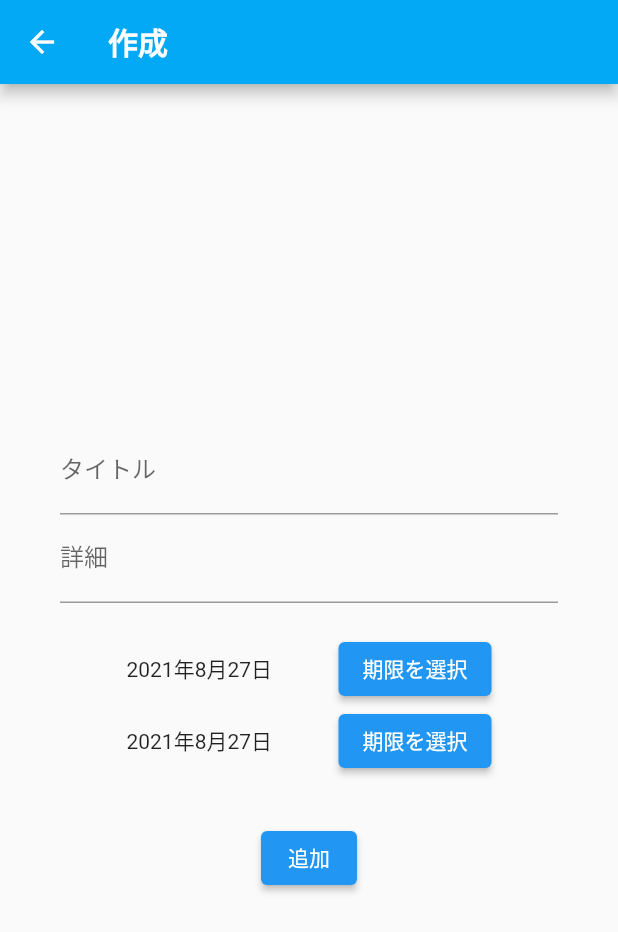
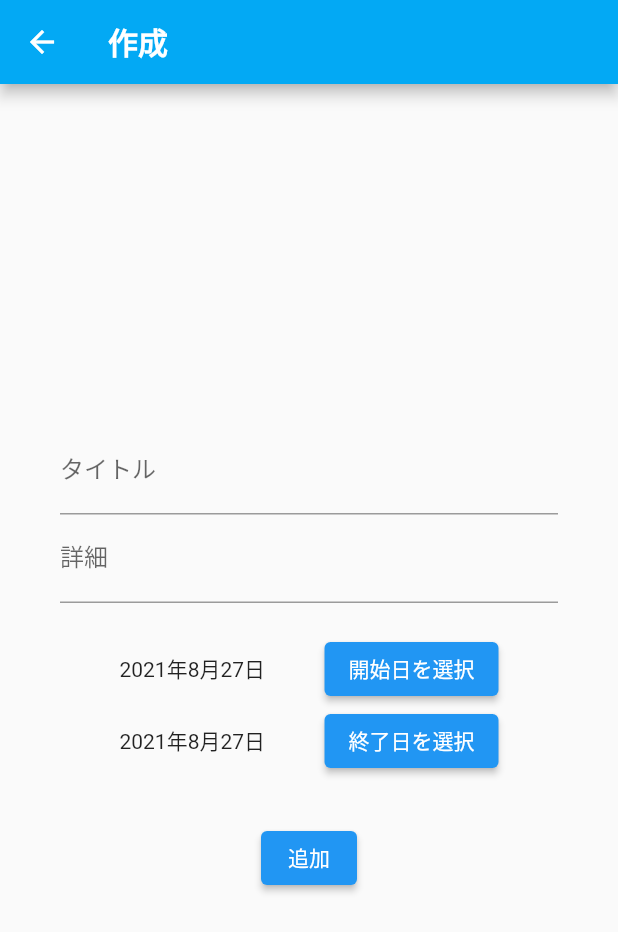
Before and after one commit to frappuccino2316/daisy, a Flutter app: the CreateEventPage screen opened directly, on a phone screen of 412 x 824 dp. Shown: the top 932 px of the screen. Run offline on Flutter 3.47's test engine with Material 2 defaults, Android fonts, the phone set to English and light mode, and no system bars; our stand-ins replace hive_flutter, table_calendar; accounts and stored records are empty.

Commit message:
文言を変更

```diff
--- a/lib/views/calendar/create_event_page.dart
+++ b/lib/views/calendar/create_event_page.dart
@@ -48,7 +48,7 @@ class _CreateEventPage extends State<CreateEventPage> {
                         children: [
                           Text(DateFormat.yMMMd('ja').format(_startDateTime)),
                           ElevatedButton(
-                            child: const Text('期限を選択'),
+                            child: const Text('開始日を選択'),
                             onPressed: () async {
                               final _selected = await pickDate(context);
                               if (_selected != null) {
@@ -63,7 +63,7 @@ class _CreateEventPage extends State<CreateEventPage> {
                         children: [
                           Text(DateFormat.yMMMd('ja').format(_endingDateTime)),
                           ElevatedButton(
-                            child: const Text('期限を選択'),
+                            child: const Text('終了日を選択'),
                             onPressed: () async {
                               final _selected = await pickDate(context);
                               if (_selected != null) {
```
